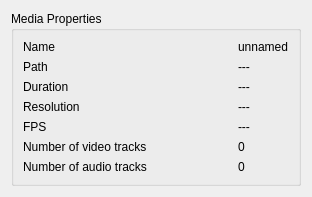
Above: src/Gui/media/ui/ClipMetadataDisplayer.ui from luyikei/VLMC before the change. Below: the same form after it.
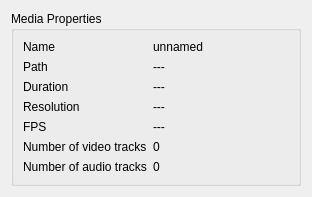
That is the form after the change. Custom widgets are drawn as their Qt base class.

Commit message: ClipMetadataDisplayer: Trying to improve UI

The edit to the form file:
```diff
--- a/src/Gui/media/ui/ClipMetadataDisplayer.ui
+++ b/src/Gui/media/ui/ClipMetadataDisplayer.ui
@@ -28,20 +28,25 @@
      <layout class="QGridLayout" name="gridLayout_3">
       <item row="0" column="0">
        <widget class="QLabel" name="nameLabel">
+        <property name="sizePolicy">
+         <sizepolicy hsizetype="Minimum" vsizetype="Preferred">
+          <horstretch>0</horstretch>
+          <verstretch>0</verstretch>
+         </sizepolicy>
+        </property>
         <property name="text">
          <string>Name</string>
         </property>
        </widget>
       </item>
-      <item row="0" column="1">
-       <widget class="QLabel" name="nameValueLabel">
-        <property name="text">
-         <string>unnamed</string>
-        </property>
-       </widget>
-      </item>
       <item row="2" column="0">
        <widget class="QLabel" name="durationLabel">
+        <property name="sizePolicy">
+         <sizepolicy hsizetype="Minimum" vsizetype="Preferred">
+          <horstretch>0</horstretch>
+          <verstretch>0</verstretch>
+         </sizepolicy>
+        </property>
         <property name="text">
          <string>Duration</string>
         </property>
@@ -49,6 +54,15 @@
       </item>
       <item row="2" column="1">
        <widget class="QLabel" name="durationValueLabel">
+        <property name="sizePolicy">
+         <sizepolicy hsizetype="Expanding" vsizetype="Preferred">
+          <horstretch>0</horstretch>
+          <verstretch>0</verstretch>
+         </sizepolicy>
+        </property>
+        <property name="layoutDirection">
+         <enum>Qt::LeftToRight</enum>
+        </property>
         <property name="text">
          <string>---</string>
         </property>
@@ -57,7 +71,7 @@
       <item row="3" column="0">
        <widget class="QLabel" name="resolutionLabel">
         <property name="sizePolicy">
-         <sizepolicy hsizetype="Expanding" vsizetype="Preferred">
+         <sizepolicy hsizetype="Minimum" vsizetype="Preferred">
           <horstretch>0</horstretch>
           <verstretch>0</verstretch>
          </sizepolicy>
@@ -70,11 +84,14 @@
       <item row="3" column="1">
        <widget class="QLabel" name="resolutionValueLabel">
         <property name="sizePolicy">
-         <sizepolicy hsizetype="Maximum" vsizetype="Minimum">
+         <sizepolicy hsizetype="Expanding" vsizetype="Minimum">
           <horstretch>0</horstretch>
           <verstretch>0</verstretch>
          </sizepolicy>
         </property>
+        <property name="layoutDirection">
+         <enum>Qt::LeftToRight</enum>
+        </property>
         <property name="text">
          <string>---</string>
         </property>
@@ -83,7 +100,7 @@
       <item row="4" column="0">
        <widget class="QLabel" name="fpsLabel">
         <property name="sizePolicy">
-         <sizepolicy hsizetype="Expanding" vsizetype="Preferred">
+         <sizepolicy hsizetype="Minimum" vsizetype="Preferred">
           <horstretch>0</horstretch>
           <verstretch>0</verstretch>
          </sizepolicy>
@@ -95,6 +112,15 @@
       </item>
       <item row="4" column="1">
        <widget class="QLabel" name="fpsValueLabel">
+        <property name="sizePolicy">
+         <sizepolicy hsizetype="Expanding" vsizetype="Preferred">
+          <horstretch>0</horstretch>
+          <verstretch>0</verstretch>
+         </sizepolicy>
+        </property>
+        <property name="layoutDirection">
+         <enum>Qt::LeftToRight</enum>
+        </property>
         <property name="text">
          <string>---</string>
         </property>
@@ -102,6 +128,12 @@
       </item>
       <item row="5" column="0">
        <widget class="QLabel" name="nbVideoTracks">
+        <property name="sizePolicy">
+         <sizepolicy hsizetype="Minimum" vsizetype="Preferred">
+          <horstretch>0</horstretch>
+          <verstretch>0</verstretch>
+         </sizepolicy>
+        </property>
         <property name="text">
          <string>Number of video tracks</string>
         </property>
@@ -109,6 +141,12 @@
       </item>
       <item row="6" column="0">
        <widget class="QLabel" name="nbAudioTracks">
+        <property name="sizePolicy">
+         <sizepolicy hsizetype="Minimum" vsizetype="Preferred">
+          <horstretch>0</horstretch>
+          <verstretch>0</verstretch>
+         </sizepolicy>
+        </property>
         <property name="text">
          <string>Number of audio tracks</string>
         </property>
@@ -116,6 +154,15 @@
       </item>
       <item row="6" column="1">
        <widget class="QLabel" name="nbAudioTracksValueLabel">
+        <property name="sizePolicy">
+         <sizepolicy hsizetype="Expanding" vsizetype="Preferred">
+          <horstretch>0</horstretch>
+          <verstretch>0</verstretch>
+         </sizepolicy>
+        </property>
+        <property name="layoutDirection">
+         <enum>Qt::LeftToRight</enum>
+        </property>
         <property name="text">
          <string>0</string>
         </property>
@@ -123,6 +170,15 @@
       </item>
       <item row="5" column="1">
        <widget class="QLabel" name="nbVideoTracksValueLabel">
+        <property name="sizePolicy">
+         <sizepolicy hsizetype="Expanding" vsizetype="Preferred">
+          <horstretch>0</horstretch>
+          <verstretch>0</verstretch>
+         </sizepolicy>
+        </property>
+        <property name="layoutDirection">
+         <enum>Qt::LeftToRight</enum>
+        </property>
         <property name="text">
          <string>0</string>
         </property>
@@ -130,13 +186,44 @@
       </item>
       <item row="1" column="0">
        <widget class="QLabel" name="pathLabel">
+        <property name="sizePolicy">
+         <sizepolicy hsizetype="Minimum" vsizetype="Preferred">
+          <horstretch>0</horstretch>
+          <verstretch>0</verstretch>
+         </sizepolicy>
+        </property>
         <property name="text">
          <string>Path</string>
         </property>
        </widget>
       </item>
+      <item row="0" column="1">
+       <widget class="QLabel" name="nameValueLabel">
+        <property name="sizePolicy">
+         <sizepolicy hsizetype="Expanding" vsizetype="Preferred">
+          <horstretch>0</horstretch>
+          <verstretch>0</verstretch>
+         </sizepolicy>
+        </property>
+        <property name="layoutDirection">
+         <enum>Qt::LeftToRight</enum>
+        </property>
+        <property name="text">
+         <string>unnamed</string>
+        </property>
+       </widget>
+      </item>
       <item row="1" column="1">
-       <widget class="QLabel" name="pathValueLabel">
+       <widget class="ElidableLabel" name="pathValueLabel">
+        <property name="sizePolicy">
+         <sizepolicy hsizetype="Expanding" vsizetype="Preferred">
+          <horstretch>0</horstretch>
+          <verstretch>0</verstretch>
+         </sizepolicy>
+        </property>
+        <property name="layoutDirection">
+         <enum>Qt::LeftToRight</enum>
+        </property>
         <property name="text">
          <string>---</string>
         </property>
@@ -160,6 +247,13 @@
    </item>
   </layout>
  </widget>
+ <customwidgets>
+  <customwidget>
+   <class>ElidableLabel</class>
+   <extends>QLabel</extends>
+   <header>ElidableLabel.h</header>
+  </customwidget>
+ </customwidgets>
  <resources/>
  <connections/>
 </ui>
```
The commit also changes 4 other files.
